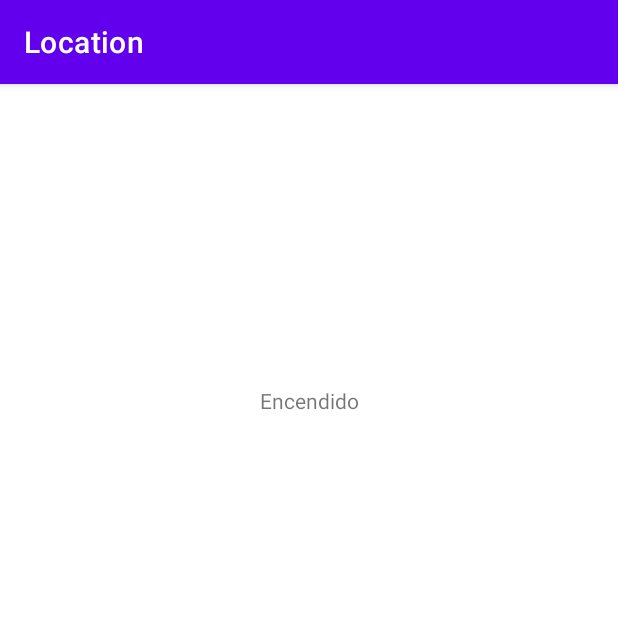
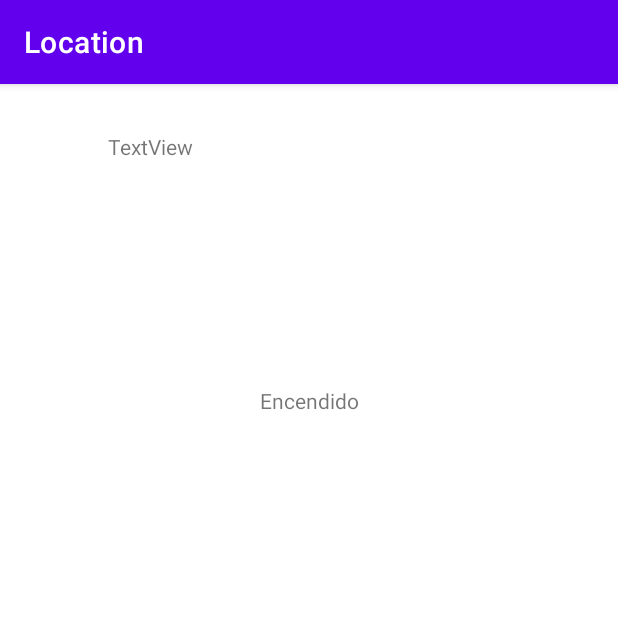
Before and after one commit to daniiceba/locationapp, an Android app: the screen it shows after launch (MainActivity), after a tap on "ENCENDER", on a phone screen of 412 x 824 dp, the top half of it. Run offline under Robolectric (Android 15) with nearby library versions, the phone set to English and light mode, and no system bars.

Commit message:
gitflow-feature-stash: CoordenadasPantalla
Coordenadas se muestran en pantalla

```diff
--- a/appMovil/app/build.gradle
+++ b/appMovil/app/build.gradle
@@ -33,6 +33,7 @@ dependencies {
     implementation 'androidx.appcompat:appcompat:1.3.1'
     implementation 'com.google.android.material:material:1.4.0'
     implementation 'androidx.constraintlayout:constraintlayout:2.0.4'
+    implementation 'com.google.android.gms:play-services-location:18.0.0'
     testImplementation 'junit:junit:4.+'
     androidTestImplementation 'androidx.test.ext:junit:1.1.3'
     androidTestImplementation 'androidx.test.espresso:espresso-core:3.4.0'
--- a/appMovil/app/src/main/AndroidManifest.xml
+++ b/appMovil/app/src/main/AndroidManifest.xml
@@ -1,7 +1,8 @@
 <?xml version="1.0" encoding="utf-8"?>
 <manifest xmlns:android="http://schemas.android.com/apk/res/android"
     package="com.example.location">
-
+    <uses-permission android:name="android.permission.ACCESS_FINE_LOCATION"/>
+    <uses-permission android:name="android.permission.INTERNET"/>
     <application
         android:allowBackup="true"
         android:icon="@mipmap/ic_launcher"
--- a/appMovil/app/src/main/java/com/example/location/MainActivity.java
+++ b/appMovil/app/src/main/java/com/example/location/MainActivity.java
@@ -1,43 +1,92 @@
 package com.example.location;
 
 import androidx.appcompat.app.AppCompatActivity;
+import androidx.core.app.ActivityCompat;
 
+import android.Manifest;
+import android.content.Context;
+import android.content.pm.PackageManager;
+import android.location.Location;
+import android.location.LocationListener;
+import android.location.LocationManager;
 import android.os.Bundle;
 import android.view.View;
 import android.widget.Button;
 import android.widget.TextView;
 
-public class MainActivity extends AppCompatActivity implements View.OnClickListener {
-    TextView tvTexto;
+
+public class MainActivity extends AppCompatActivity implements View.OnClickListener, LocationListener {
+    TextView tvTexto, tvLongitud;
     Button btnBoton;
+    Double latitud, longitud;
+    Boolean enviarInfo = false;
+
+    LocationManager locationManager;
 
     @Override
     protected void onCreate(Bundle savedInstanceState) {
         super.onCreate(savedInstanceState);
         setContentView(R.layout.activity_main);
         inicializar();
+        pedirLocalizacion();
     }
+
 
     private void inicializar() {
         btnBoton = findViewById(R.id.btnBoton);
         tvTexto = findViewById(R.id.tvTexto);
+        tvLongitud = findViewById(R.id.tvLongitud);
+        btnBoton.setOnClickListener(this);
 
-
-        btnBoton.setOnClickListener(this);
     }
 
+    private void pedirLocalizacion() {
+        locationManager = (LocationManager) getSystemService(Context.LOCATION_SERVICE);
+
+        try {
+            if (ActivityCompat.checkSelfPermission(this, Manifest.permission.ACCESS_FINE_LOCATION) != PackageManager.PERMISSION_GRANTED && ActivityCompat.checkSelfPermission(this, Manifest.permission.ACCESS_COARSE_LOCATION) != PackageManager.PERMISSION_GRANTED) {
+                return;
+            }
+            locationManager.requestLocationUpdates(LocationManager.GPS_PROVIDER, 0, 0, (LocationListener) this);
+        } catch (Exception exc) {
+            System.out.println(exc);
+        }
+    }
+
+    @Override
+    public void onLocationChanged(Location location) {
+        tvLongitud.setText("Latitude:" + location.getLatitude() + "\nLongitude:" + location.getLongitude());
+    }
 
     @Override
     public void onClick(View view) {
         if (view.getId() == R.id.btnBoton) {
-            if (tvTexto.getText().equals("Apagado")) {
+            if (!enviarInfo) {
+                enviarInfo = true;
+                if (ActivityCompat.checkSelfPermission(this, Manifest.permission.ACCESS_FINE_LOCATION) != PackageManager.PERMISSION_GRANTED && ActivityCompat.checkSelfPermission(this, Manifest.permission.ACCESS_COARSE_LOCATION) != PackageManager.PERMISSION_GRANTED) {
+                    ActivityCompat.requestPermissions(this, new String[]{Manifest.permission.ACCESS_FINE_LOCATION,}, 1000);
+                } else {
+                }
+                //pedirLocalizacion();
+
                 btnBoton.setText("Apagar");
                 tvTexto.setText("Encendido");
             } else {
+                enviarInfo = false;
+
                 btnBoton.setText("Encender");
                 tvTexto.setText("Apagado");
             }
 
         }
     }
+
+    @Override
+    protected void onResume() {
+        super.onResume();
+        if (enviarInfo) {
+        }
+    }
+
+
 }
--- a/appMovil/app/src/main/res/layout/activity_main.xml
+++ b/appMovil/app/src/main/res/layout/activity_main.xml
@@ -28,4 +28,15 @@
         app:layout_constraintBottom_toBottomOf="parent"
         app:layout_constraintStart_toStartOf="parent" />
 
+    <TextView
+        android:id="@+id/tvLongitud"
+        android:layout_width="wrap_content"
+        android:layout_height="wrap_content"
+        android:layout_marginStart="72dp"
+        android:layout_marginLeft="72dp"
+        android:layout_marginTop="32dp"
+        android:text="TextView"
+        app:layout_constraintStart_toStartOf="parent"
+        app:layout_constraintTop_toTopOf="parent" />
+
 </androidx.constraintlayout.widget.ConstraintLayout>
```
